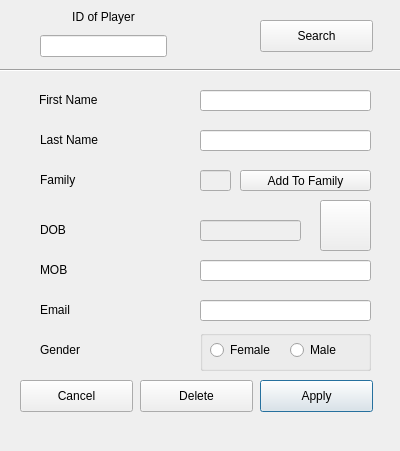
Before: the Qt Designer form editplayerdiag.ui in stefanmarjanovic/Comp, drawn with Qt 5.
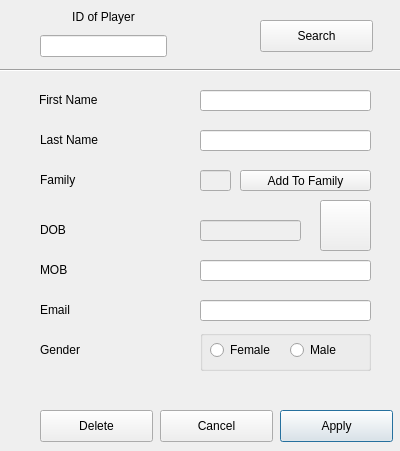
After: the same form once the commit is applied. Icons and pictures are not drawn.

Diff of the .ui file:
```diff
--- a/editplayerdiag.ui
+++ b/editplayerdiag.ui
@@ -75,8 +75,8 @@
   <widget class="QPushButton" name="apply">
    <property name="geometry">
     <rect>
-     <x>260</x>
-     <y>380</y>
+     <x>280</x>
+     <y>410</y>
      <width>113</width>
      <height>32</height>
     </rect>
@@ -100,8 +100,8 @@
   <widget class="QPushButton" name="cancel">
    <property name="geometry">
     <rect>
-     <x>20</x>
-     <y>380</y>
+     <x>160</x>
+     <y>410</y>
      <width>113</width>
      <height>32</height>
     </rect>
@@ -252,8 +252,8 @@
   <widget class="QPushButton" name="deleteButton">
    <property name="geometry">
     <rect>
-     <x>140</x>
-     <y>380</y>
+     <x>40</x>
+     <y>410</y>
      <width>113</width>
      <height>32</height>
     </rect>
```
